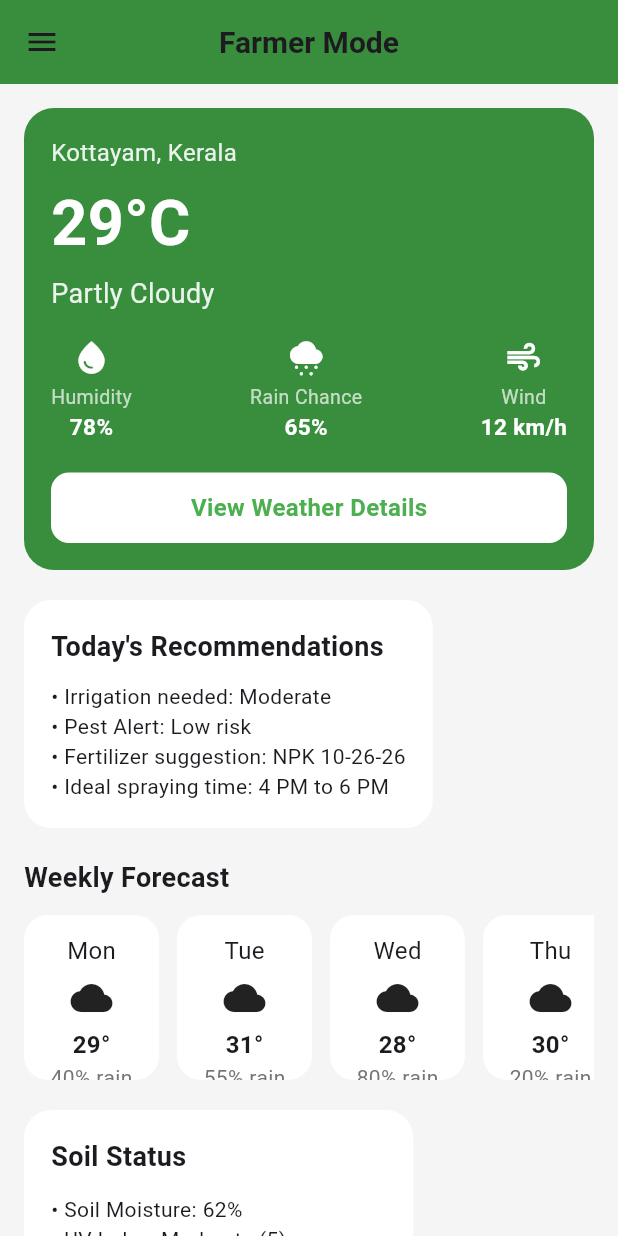
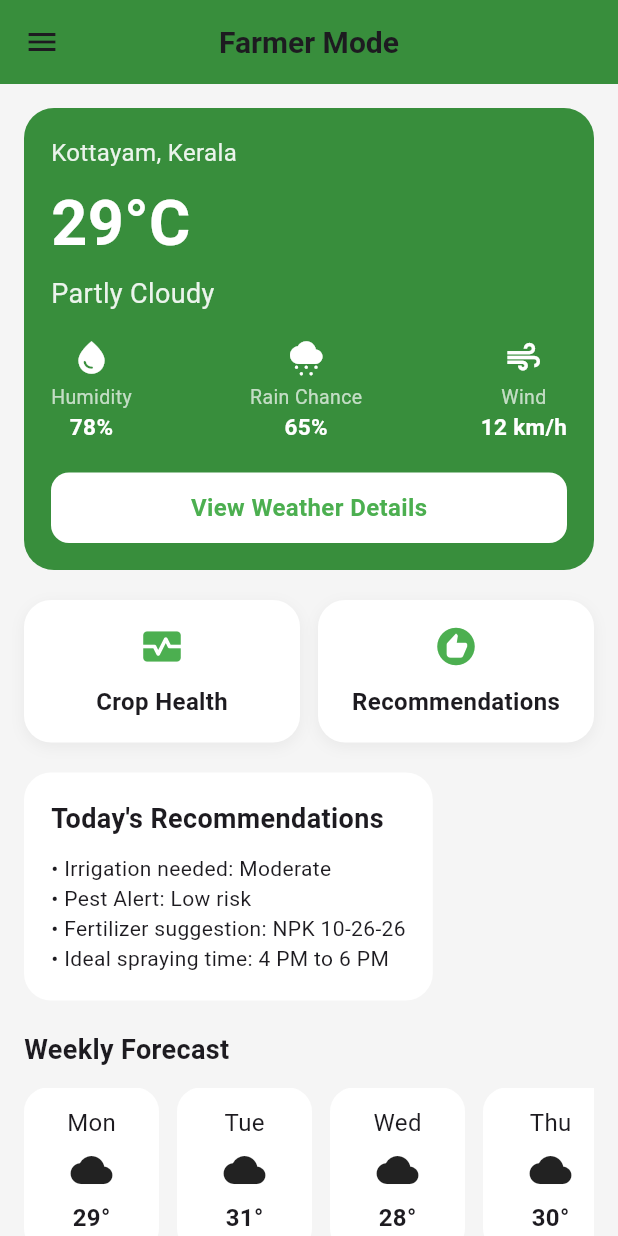
Before and after one commit to ajilaries/TerraScope-APP, a Flutter app: the FarmerDashboard screen opened directly, on a phone screen of 412 x 824 dp. Run offline on Flutter 3.47's test engine with Material 3 defaults, Android fonts, the phone set to English and light mode, and no system bars; our stand-ins replace firebase_core, firebase_messaging, fl_chart, flutter_map, geocoding, geolocator and 3 more; accounts and stored records are empty.

Commit message:
import of the farmer crop health and the crop recommendation

```diff
--- a/lib/Screens/farmer/farmer_dashboard.dart
+++ b/lib/Screens/farmer/farmer_dashboard.dart
@@ -1,7 +1,7 @@
 import 'package:flutter/material.dart';
 import 'farmer_weather_details.dart';
 import 'farmer_crop_health.dart';
-import 'crop_recommendation.dart';
+import 'crop_recommendation.dart';   // ✅ FIXED IMPORT
 
 class FarmerDashboard extends StatefulWidget {
   const FarmerDashboard({super.key});
@@ -26,7 +26,7 @@ class _FarmerDashboardState extends State<FarmerDashboard> {
         ),
       ),
 
-      // ⭐ ADDED FARMER DRAWER HERE
+      // ⭐ Drawer
       drawer: Drawer(
         child: ListView(
           padding: EdgeInsets.zero,
@@ -60,32 +60,32 @@ class _FarmerDashboardState extends State<FarmerDashboard> {
             _drawerItem(
               icon: Icons.dashboard,
               label: "Dashboard",
+              onTap: () => Navigator.pop(context),
+            ),
+
+            _drawerItem(
+              icon: Icons.health_and_safety,
+              label: "Crop Health",
               onTap: () {
-                Navigator.pop(context);
+                Navigator.push(
+                  context,
+                  MaterialPageRoute(
+                    builder: (_) => const FarmerCropHealth(),
+                  ),
+                );
               },
             ),
 
             _drawerItem(
-              icon: Icons.agriculture,
-              label: "Crop Suitability",
+              icon: Icons.recommend,
+              label: "Crop Recommendations",
               onTap: () {
-                Navigator.pushNamed(context, "/crop_suitability");
-              },
-            ),
-
-            _drawerItem(
-              icon: Icons.energy_savings_leaf,
-              label: "Soil Analysis",
-              onTap: () {
-                Navigator.pushNamed(context, "/soil_analysis");
-              },
-            ),
-
-            _drawerItem(
-              icon: Icons.notifications_active,
-              label: "Alerts",
-              onTap: () {
-                Navigator.pushNamed(context, "/alerts");
+                Navigator.push(
+                  context,
+                  MaterialPageRoute(
+                    builder: (_) => const CropRecommendationScreen(),
+                  ),
+                );
               },
             ),
 
@@ -93,7 +93,12 @@ class _FarmerDashboardState extends State<FarmerDashboard> {
               icon: Icons.wb_sunny,
               label: "Weather Details",
               onTap: () {
-                Navigator.pushNamed(context, "/weather_details");
+                Navigator.push(
+                  context,
+                  MaterialPageRoute(
+                    builder: (_) => const FarmerWeatherDetails(),
+                  ),
+                );
               },
             ),
           ],
@@ -107,6 +112,9 @@ class _FarmerDashboardState extends State<FarmerDashboard> {
           children: [
 
             _weatherHeader(),
+            const SizedBox(height: 20),
+
+            _quickButtons(),      // ⭐ NEW SECTION
             const SizedBox(height: 20),
 
             _recommendationSection(),
@@ -231,16 +239,85 @@ class _FarmerDashboardState extends State<FarmerDashboard> {
       children: [
         Icon(icon, size: 26, color: Colors.white),
         const SizedBox(height: 4),
-        Text(
-          label,
-          style: const TextStyle(color: Colors.white70, fontSize: 13),
-        ),
+        Text(label,
+            style: const TextStyle(color: Colors.white70, fontSize: 13)),
         Text(
           value,
           style: const TextStyle(
               color: Colors.white, fontSize: 15, fontWeight: FontWeight.bold),
         ),
       ],
+    );
+  }
+
+  // ⭐ Quick Navigation Buttons (NEW)
+  Widget _quickButtons() {
+    return Row(
+      children: [
+        Expanded(
+          child: _quickCard(
+            title: "Crop Health",
+            icon: Icons.monitor_heart,
+            onTap: () {
+              Navigator.push(
+                context,
+                MaterialPageRoute(builder: (_) => const FarmerCropHealth()),
+              );
+            },
+          ),
+        ),
+        const SizedBox(width: 12),
+        Expanded(
+          child: _quickCard(
+            title: "Recommendations",
+            icon: Icons.recommend,
+            onTap: () {
+              Navigator.push(
+                context,
+                MaterialPageRoute(
+                    builder: (_) => const CropRecommendationScreen()),
+              );
+            },
+          ),
+        ),
+      ],
+    );
+  }
+
+  Widget _quickCard({
+    required String title,
+    required IconData icon,
+    required VoidCallback onTap,
+  }) {
+    return GestureDetector(
+      onTap: onTap,
+      child: Container(
+        padding: const EdgeInsets.all(16),
+        decoration: BoxDecoration(
+          color: Colors.white,
+          borderRadius: BorderRadius.circular(18),
+          boxShadow: [
+            BoxShadow(
+              color: Colors.black.withOpacity(0.05),
+              blurRadius: 8,
+              offset: const Offset(0, 3),
+            )
+          ],
+        ),
+        child: Column(
+          children: [
+            Icon(icon, size: 30, color: Colors.green),
+            const SizedBox(height: 10),
+            Text(
+              title,
+              style: const TextStyle(
+                fontSize: 16,
+                fontWeight: FontWeight.w600,
+              ),
+            )
+          ],
+        ),
+      ),
     );
   }
 
@@ -315,8 +392,8 @@ class _FarmerDashboardState extends State<FarmerDashboard> {
                     const SizedBox(height: 6),
                     Text(
                       f["temp"],
-                      style:
-                          const TextStyle(fontSize: 16, fontWeight: FontWeight.bold),
+                      style: const TextStyle(
+                          fontSize: 16, fontWeight: FontWeight.bold),
                     ),
                     Text("${f["rain"]} rain",
                         style: TextStyle(color: Colors.grey.shade600)),
```
